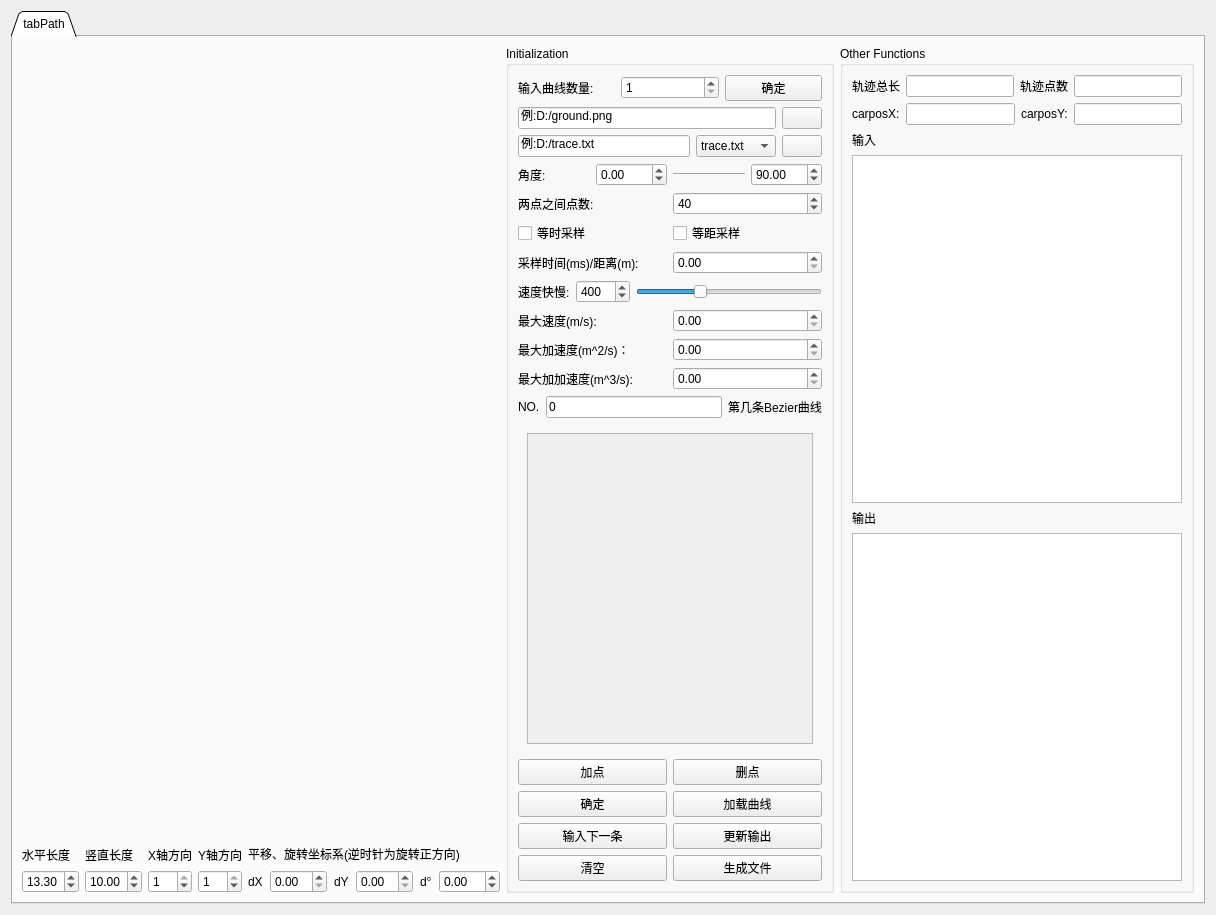
Qt form pages/pagepath.ui (BUPT-RobotTeam/ToolBox) before a commit.
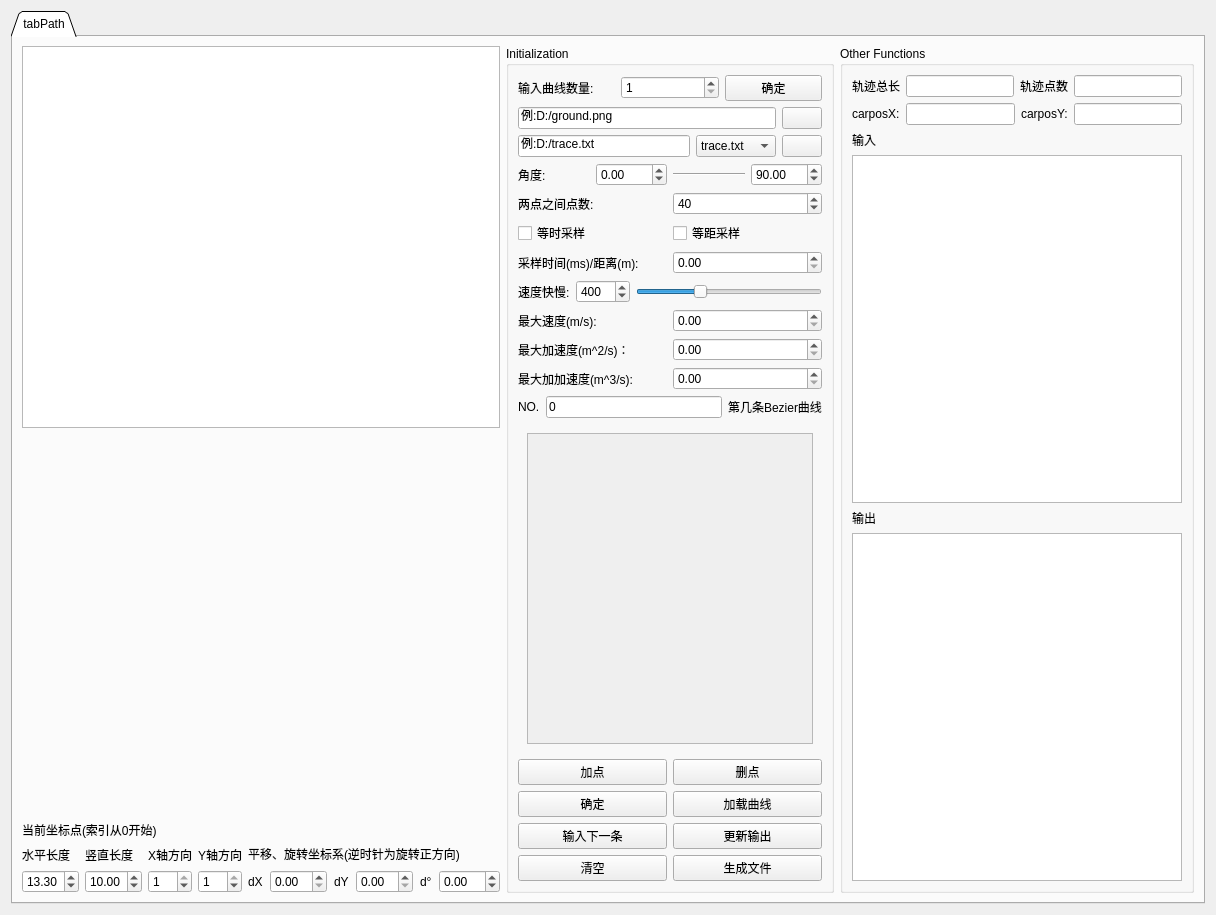
The same form after that commit. Icons and pictures are not drawn. Custom widgets are drawn as their Qt base class.

Commit message: ✨ feat: remake ui using graphics

Patch:
```diff
--- a/pages/pagepath.ui
+++ b/pages/pagepath.ui
@@ -13,7 +13,7 @@
   <property name="windowTitle">
    <string>Form</string>
   </property>
-  <layout class="QHBoxLayout" name="horizontalLayout_8">
+  <layout class="QVBoxLayout" name="verticalLayout_9">
    <item>
     <widget class="QTabWidget" name="tabWidget">
      <property name="sizePolicy">
@@ -29,6 +29,12 @@
       <number>0</number>
      </property>
      <widget class="QWidget" name="tabPath">
+      <property name="sizePolicy">
+       <sizepolicy hsizetype="Expanding" vsizetype="Expanding">
+        <horstretch>0</horstretch>
+        <verstretch>0</verstretch>
+       </sizepolicy>
+      </property>
       <attribute name="icon">
        <iconset>
         <normaloff>:/Path_image/ground.png</normaloff>:/Path_image/ground.png</iconset>
@@ -39,11 +45,11 @@
       <attribute name="toolTip">
        <string>路径规划</string>
       </attribute>
-      <layout class="QHBoxLayout" name="horizontalLayout_11">
+      <layout class="QHBoxLayout" name="horizontalLayout_8">
        <item>
         <layout class="QVBoxLayout" name="verticalLayout_3">
          <item>
-          <widget class="QCustomPlot" name="customPlot" native="true">
+          <widget class="QGraphicsView" name="graphicsView">
            <property name="sizePolicy">
             <sizepolicy hsizetype="Expanding" vsizetype="Expanding">
              <horstretch>0</horstretch>
@@ -52,6 +58,37 @@
            </property>
           </widget>
          </item>
+         <item>
+          <widget class="QWidget" name="widget_2" native="true">
+           <property name="sizePolicy">
+            <sizepolicy hsizetype="Expanding" vsizetype="Expanding">
+             <horstretch>0</horstretch>
+             <verstretch>0</verstretch>
+            </sizepolicy>
+           </property>
+          </widget>
+         </item>
+         <item>
+          <layout class="QHBoxLayout" name="horizontalLayout_11">
+           <property name="sizeConstraint">
+            <enum>QLayout::SetFixedSize</enum>
+           </property>
+           <item>
+            <widget class="QLabel" name="label">
+             <property name="text">
+              <string>当前坐标点(索引从0开始)</string>
+             </property>
+            </widget>
+           </item>
+           <item>
+            <widget class="QLabel" name="nowPoint">
+             <property name="text">
+              <string/>
+             </property>
+            </widget>
+           </item>
+          </layout>
+         </item>
          <item>
           <layout class="QHBoxLayout" name="horizontalLayout_9">
            <item>
@@ -898,14 +935,6 @@
    </item>
   </layout>
  </widget>
- <customwidgets>
-  <customwidget>
-   <class>QCustomPlot</class>
-   <extends>QWidget</extends>
-   <header>widgets/qcustomplot.h</header>
-   <container>1</container>
-  </customwidget>
- </customwidgets>
  <tabstops>
   <tabstop>Edit_map_width</tabstop>
   <tabstop>Edit_map_heigh</tabstop>
```
Left out of the diff: 3 changed lines with no effect on the pictures. The commit also changes 5 other files.
